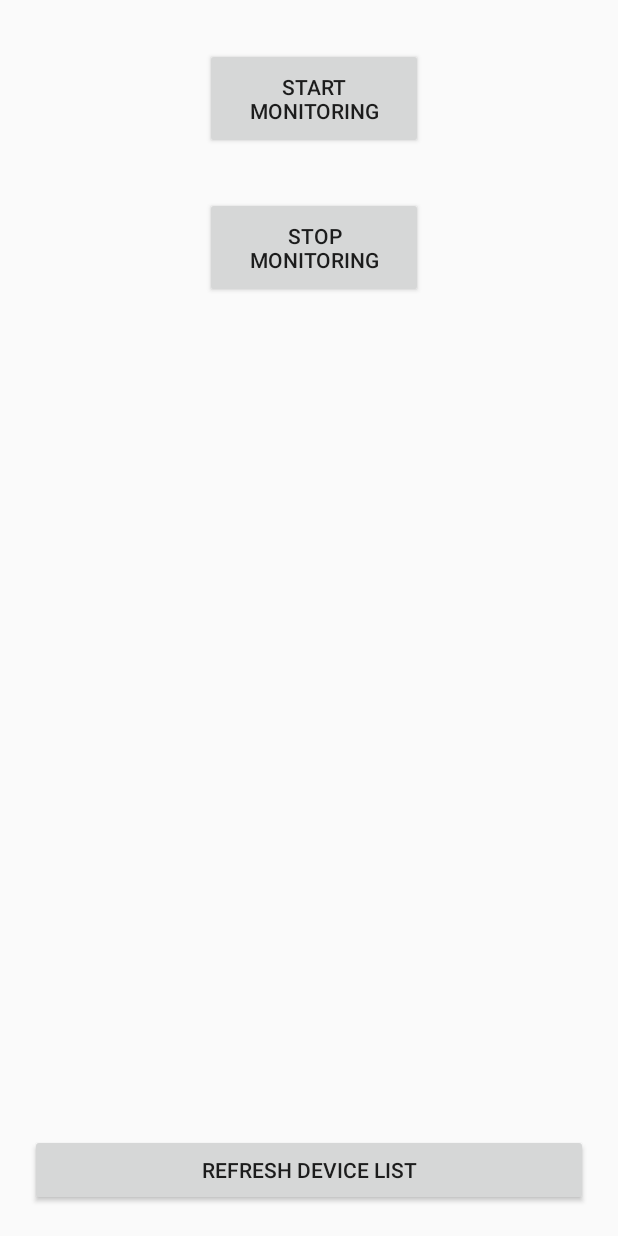
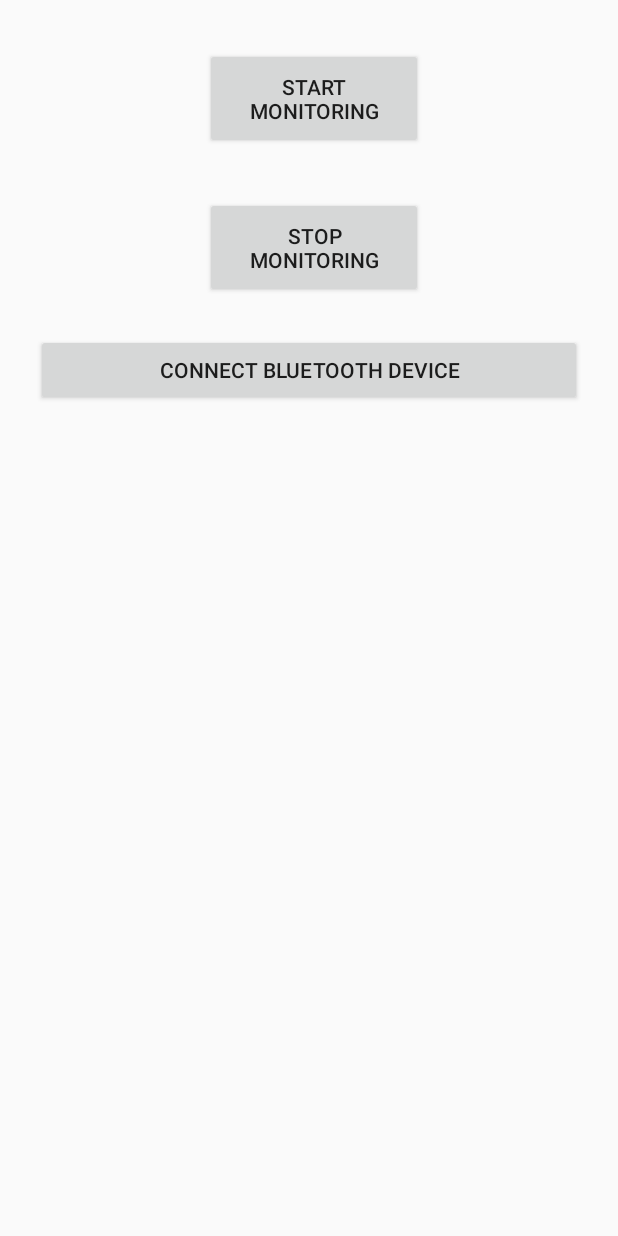
Before and after one commit to sdt216/DoorMonitoringApp, an Android app: the layout activity_main.xml on its own in the app's theme, with its tools: preview values and no code run, on a phone screen of 412 x 824 dp. Run offline under Robolectric (Android 15) with nearby library versions, the phone set to English and light mode, and no system bars.

Commit message:
Added Bluetooth Service for sending Message (still bug)

```diff
--- a/app/src/main/res/layout/activity_main.xml
+++ b/app/src/main/res/layout/activity_main.xml
@@ -30,28 +30,17 @@
         app:layout_constraintTop_toTopOf="parent" />
 
     <Button
-        android:id="@+id/refreshDeviceList"
+        android:id="@+id/connectBluetooth"
         android:layout_width="0dp"
         android:layout_height="wrap_content"
-        app:layout_constraintLeft_toLeftOf="parent"
-        app:layout_constraintRight_toRightOf="parent"
-        android:layout_marginStart="20dp"
-        app:layout_constraintBottom_toBottomOf="parent"
-        android:layout_marginBottom="20dp"
+        android:layout_marginStart="24dp"
+        android:layout_marginTop="24dp"
+        android:layout_marginEnd="24dp"
         android:text="@string/refresh"
-        android:layout_marginEnd="20dp"/>
-
-    <androidx.recyclerview.widget.RecyclerView
-        android:id="@+id/bluetoothDeviceList"
-        android:layout_width="0dp"
-        android:layout_height="350dp"
-        android:layout_marginTop="24dp"
-        android:orientation="vertical"
-        app:layoutManager="androidx.recyclerview.widget.LinearLayoutManager"
-        app:layout_constraintBottom_toTopOf="@+id/refreshDeviceList"
         app:layout_constraintEnd_toEndOf="parent"
         app:layout_constraintStart_toStartOf="parent"
-        app:layout_constraintTop_toBottomOf="@+id/btnStop" />
+        app:layout_constraintTop_toBottomOf="@+id/btnStop"
+        tools:text="Connect Bluetooth Device" />
 
 
 </androidx.constraintlayout.widget.ConstraintLayout>
```
Also changed, not shown: app/src/main/java/com/example/doormonitoringapp/MainActivity.kt (+93 -93 lines).
